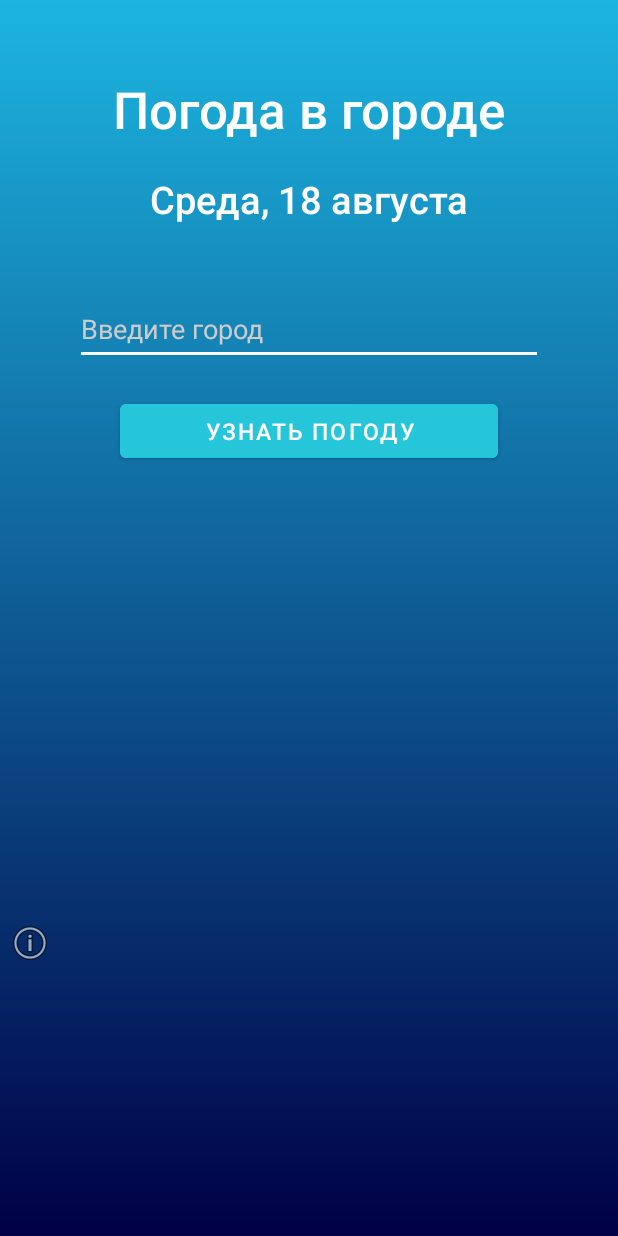
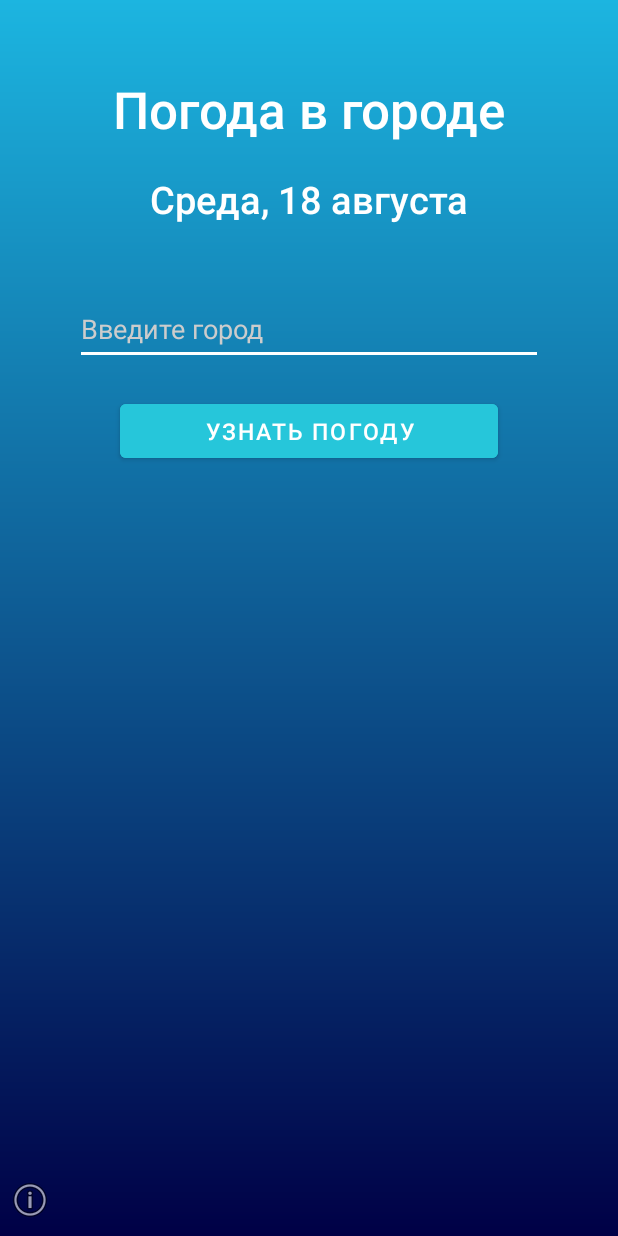
Before and after one commit to Andrew-Garanin/WeatherApp, an Android app: the screen it shows after launch (MainActivity), on a phone screen of 412 x 824 dp. Run offline under Robolectric (Android 15) with nearby library versions, the phone set to English and light mode, and no system bars; Roboto replaces fonts that are not available here.

Commit message:
change some views in main activity

```diff
--- a/app/src/main/res/layout/activity_main.xml
+++ b/app/src/main/res/layout/activity_main.xml
@@ -9,10 +9,11 @@
 
     <RelativeLayout
         android:layout_width="match_parent"
-        android:layout_height="wrap_content"
+        android:layout_height="match_parent"
         android:background="@drawable/background_grad"
         android:orientation="vertical"
-        tools:context=".MainActivity">
+        tools:context=".MainActivity"
+        >
 
         <TextView
             android:id="@+id/logo"
@@ -130,13 +131,14 @@
             android:id="@+id/button_about"
             android:layout_width="wrap_content"
             android:layout_height="wrap_content"
-            android:layout_below="@+id/border6"
             android:layout_marginStart="4sp"
             android:layout_marginTop="10sp"
             android:background="@android:color/transparent"
             android:contentDescription="@string/info"
             android:minHeight="48dp"
             android:src="@android:drawable/ic_menu_info_details"
-            tools:ignore="TouchTargetSizeCheck" />
+            tools:ignore="TouchTargetSizeCheck"
+            android:layout_alignParentBottom="true"
+            />
     </RelativeLayout>
 </ScrollView>
```
